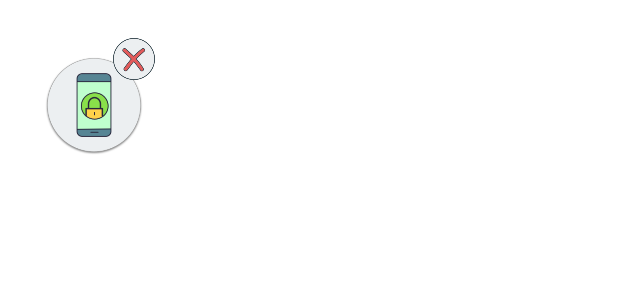
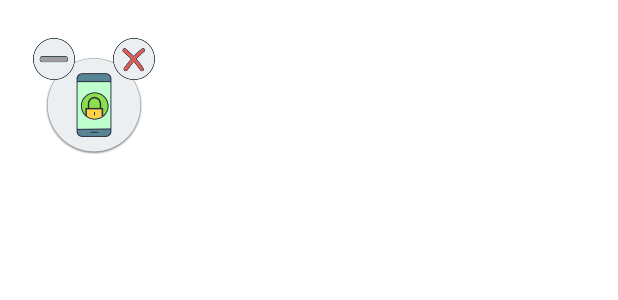
Before and after one commit to ntamim2006/BlockTouch, an Android app: the layout layout_floating_widget.xml on its own in the app's theme, with its tools: preview values and no code run, on a phone screen of 412 x 824 dp. Shown: the top 300 px of the screen. Run offline under Robolectric (Android 15) with nearby library versions, the phone set to English and light mode, and no system bars.

Commit message:
try back the move

```diff
--- a/app/src/main/AndroidManifest.xml
+++ b/app/src/main/AndroidManifest.xml
@@ -32,6 +32,8 @@
         <receiver android:name="SimpleWidgetProvider" >
             <intent-filter>
                 <action android:name="android.appwidget.action.APPWIDGET_UPDATE" />
+                <action android:name="com.nt.blocktouch.SimpleWidgetProvider.ACTION_CLICK" />
+
             </intent-filter>
             <meta-data android:name="android.appwidget.provider"
                 android:resource="@xml/simple_widget_info" />
--- a/app/src/main/res/layout/layout_floating_widget.xml
+++ b/app/src/main/res/layout/layout_floating_widget.xml
@@ -17,6 +17,17 @@
         android:visibility="visible">
         <!--            android:background="@color/black"-->
 
+
+        <TextView
+            android:id="@+id/textView"
+            android:layout_width="30dp"
+            android:layout_height="wrap_content"
+            android:layout_alignParentStart="true"
+            android:layout_marginTop="38dp"
+            android:layout_marginBottom="30dp"
+            android:text=")"
+            android:textSize="36sp"
+            android:visibility="invisible" />
 
         <Button
             android:id="@+id/button"
@@ -51,5 +62,17 @@
             android:src="@drawable/close_btn_icon"
             android:visibility="visible" />
 
+        <ImageView
+            android:id="@+id/button_minus"
+            android:layout_width="28dp"
+            android:layout_height="28dp"
+            android:layout_alignParentStart="true"
+            android:layout_marginStart="22dp"
+            android:layout_marginTop="25dp"
+            android:layout_marginEnd="30dp"
+            android:layout_marginBottom="30dp"
+            android:src="@drawable/minus_btn_icon"
+            android:visibility="visible" />
+
     </RelativeLayout>
 </FrameLayout>
```
Also changed, not shown: app/src/main/java/com/nt/blocktouch/FloatingViewService.java (+91 -3 lines), app/src/main/java/com/nt/blocktouch/SimpleWidgetProvider.java (line endings or trailing spaces), app/src/main/res/drawable-v24/minus_btn_icon.png (added), app/src/main/res/drawable-v24/minus_btn_icon_dimmed.png (added).
